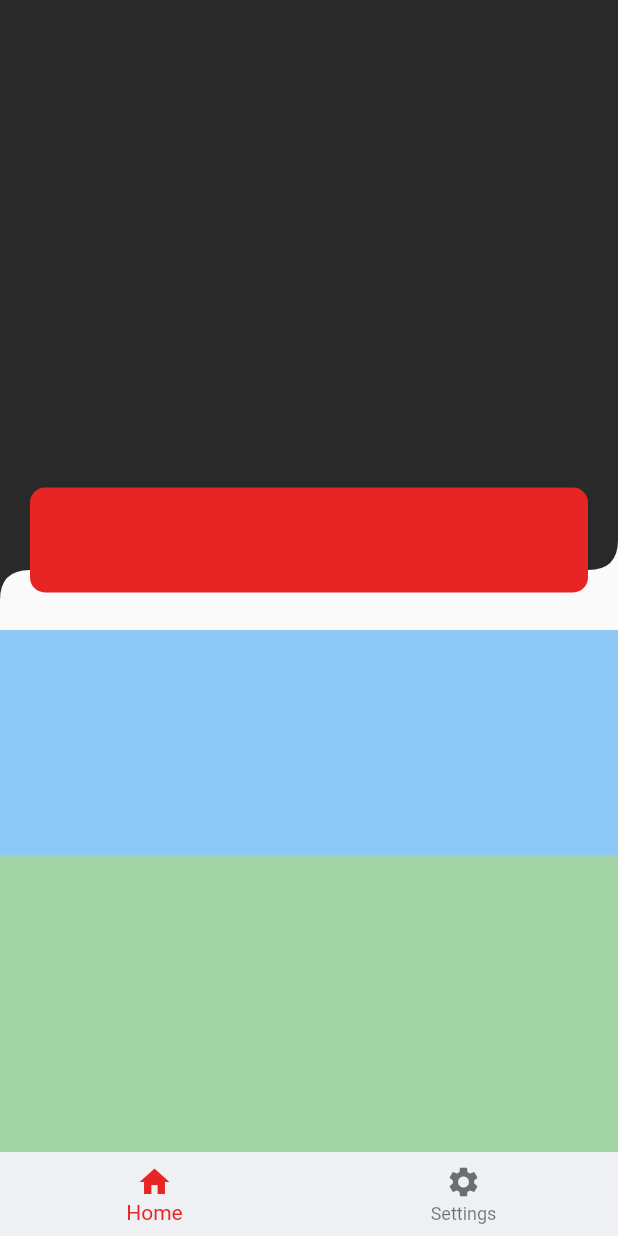
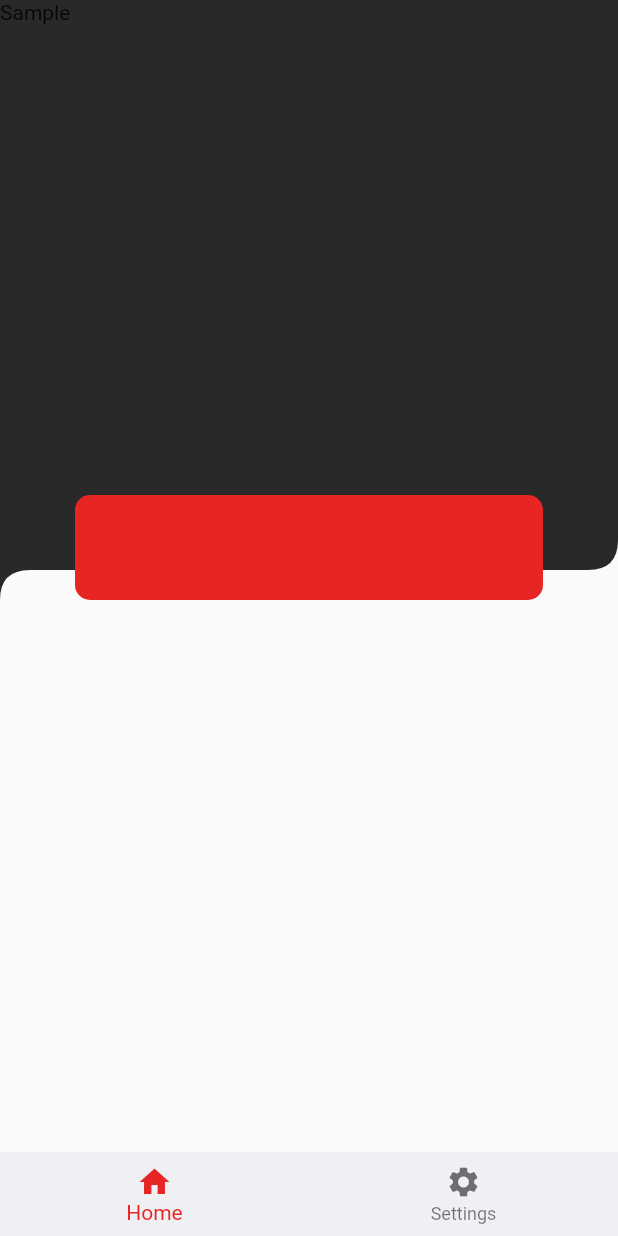
Before and after one commit to Nagoorkani2393/payment_app, a Flutter app: the screen it shows after launch, on a phone screen of 412 x 824 dp. Run offline on Flutter 3.47's test engine with Material 2 defaults, Android fonts, the phone set to English and light mode, and no system bars.

Commit message:
code refactor

```diff
--- a/lib/main.dart
+++ b/lib/main.dart
@@ -1,5 +1,7 @@
 import 'package:flutter/material.dart';
-import 'package:payment_app/app_colors/app_colors.dart';
+import 'package:payment_app/pages/home_page.dart';
+import 'package:payment_app/pages/settings_page.dart';
+import 'constants/app_colors/app_colors.dart';
 
 void main() {
   runApp(const RootApp());
@@ -52,114 +54,3 @@ class _RootAppState extends State<RootApp> {
     return [const HomePage(), const SettingsPage()];
   }
 }
-
-class HomePage extends StatelessWidget {
-  const HomePage({Key? key}) : super(key: key);
-
-  @override
-  Widget build(BuildContext context) {
-    return SizedBox(
-      width: double.infinity,
-      height: double.infinity,
-      child: SingleChildScrollView(
-        child: Column(
-          children: [
-            Stack(
-              children: [
-                SizedBox(
-                  width: double.infinity,
-                  height: 400,
-                  child: CustomPaint(
-                    painter: HeaderPainter(
-                        backgroundColor: AppColors.primaryColor),
-                  ),
-                ),
-                Positioned(
-                  top: 325,
-                  left: 20,
-                  right: 20,
-                  child: Container(
-                    height: 70,
-                    decoration: HighlightContainer(),
-                  ),
-                ),
-              ],
-            ),
-            const SizedBox(
-              height: 20,
-            ),
-            Container(
-              height: 150,
-              color: Colors.blue.withOpacity(0.5),
-            ),
-            Container(
-              height: 450,
-              color: Colors.green.withOpacity(0.5),
-            ),
-          ],
-        ),
-      ),
-    );
-  }
-}
-
-class SettingsPage extends StatelessWidget {
-  const SettingsPage({Key? key}) : super(key: key);
-
-  @override
-  Widget build(BuildContext context) {
-    return Container(
-      color: AppColors.secondaryColor,
-    );
-  }
-}
-
-class HeaderPainter extends CustomPainter{
-  HeaderPainter({required this.backgroundColor});
-  final Color backgroundColor;
-
-  @override
-  void paint(Canvas canvas, Size size) {
-    Path path = Path();
-    path.moveTo(0, 0);
-    path.lineTo(size.width, 0);
-    path.lineTo(size.width, size.height - 40);
-    path.quadraticBezierTo(
-        size.width, size.height - 20,
-        size.width - 20, size.height - 20);
-    path.lineTo(20, size.height - 20);
-    path.quadraticBezierTo(
-        0, size.height - 20, 0, size.height);
-    path.lineTo(0, size.height);
-    path.close();
-
-    Paint paint = Paint()..color = backgroundColor
-    ..style = PaintingStyle.fill;
-
-    canvas.drawPath(path, paint);
-
-  }
-
-  @override
-  bool shouldRepaint(covariant CustomPainter oldDelegate) => false;
-
-}
-
-class HighlightContainer extends Decoration{
-  @override
-  BoxPainter createBoxPainter([VoidCallback? onChanged]) => _HighlightContainerPainter();
-
-}
-
-class _HighlightContainerPainter extends BoxPainter{
-  @override
-  void paint(Canvas canvas, Offset offset,
-      ImageConfiguration configuration) {
-
-    Paint paint = Paint()..color = AppColors.accentColor;
-
-    canvas.drawRRect(RRect.fromRectAndRadius(
-        offset & configuration.size!, const Radius.circular(10.0)), paint);
-  }
-
-}
--- /dev/null
+++ b/lib/pages/home_page.dart
@@ -0,0 +1,54 @@
+import 'package:flutter/material.dart';
+import '../constants/app_colors/app_colors.dart';
+import '../widgets/home_background_painter.dart';
+import '../widgets/home_container.dart';
+
+class HomePage extends StatelessWidget {
+  const HomePage({Key? key}) : super(key: key);
+
+  @override
+  Widget build(BuildContext context) {
+    return SizedBox(
+      width: double.infinity,
+      height: double.infinity,
+      child: SingleChildScrollView(
+        physics: const ClampingScrollPhysics(),
+        child: Column(
+          children: [
+            Stack(
+              children: [
+                const SizedBox(
+                  width: double.infinity,
+                  height: 400.0,
+                  child: CustomPaint(
+                    painter: HomeBackgroundPainter(
+                        backgroundColor: AppColors.primaryColor),
+                  ),
+                ),
+                const Text("Sample",),
+                Positioned(
+                  top: 330.0,
+                  left: 50.0,
+                  right: 50.0,
+                  child: Container(
+                    height: 70.0,
+                    decoration: const HomeContainer(),
+                  ),
+                ),
+              ],
+            ),
+            const SizedBox(
+              height: 20,
+            ),
+            Container(
+              height: 150,
+            ),
+            Container(
+              height: 450,
+            ),
+          ],
+        ),
+      ),
+    );
+  }
+}
--- /dev/null
+++ b/lib/widgets/home_background_painter.dart
@@ -0,0 +1,30 @@
+import 'package:flutter/material.dart';
+
+class HomeBackgroundPainter extends CustomPainter{
+  const HomeBackgroundPainter({required this.backgroundColor});
+  final Color backgroundColor;
+
+  @override
+  void paint(Canvas canvas, Size size) {
+    final Path path = Path();
+    path.moveTo(0, 0);
+    path.lineTo(size.width, 0);
+    path.lineTo(size.width, size.height - 40);
+    path.quadraticBezierTo(
+        size.width, size.height - 20,
+        size.width - 20, size.height - 20);
+    path.lineTo(20, size.height - 20);
+    path.quadraticBezierTo(
+        0, size.height - 20, 0, size.height);
+    path.lineTo(0, size.height);
+    path.close();
+
+    final Paint paint = Paint()..color = backgroundColor
+      ..style = PaintingStyle.fill;
+
+    canvas.drawPath(path, paint);
+  }
+
+  @override
+  bool shouldRepaint(covariant CustomPainter oldDelegate) => false;
+}
--- /dev/null
+++ b/lib/widgets/home_container.dart
@@ -0,0 +1,21 @@
+import 'package:flutter/material.dart';
+import '../constants/app_colors/app_colors.dart';
+
+class HomeContainer extends Decoration {
+  const HomeContainer();
+
+  @override
+  BoxPainter createBoxPainter([VoidCallback? onChanged]) =>
+      _HighlightContainerPainter();
+}
+
+class _HighlightContainerPainter extends BoxPainter {
+  @override
+  void paint(Canvas canvas, Offset offset, ImageConfiguration configuration) {
+    final Paint paint = Paint()..color = AppColors.accentColor;
+    canvas.drawRRect(
+        RRect.fromRectAndRadius(
+            offset & configuration.size!, const Radius.circular(10.0)),
+        paint);
+  }
+}
```
Also changed, not shown: lib/constants/app_text.dart (added, +15 -0 lines), lib/pages/settings_page.dart (added, +14 -0 lines), lib/constants/app_colors/app_colors.dart (renamed from lib/app_colors/app_colors.dart).
